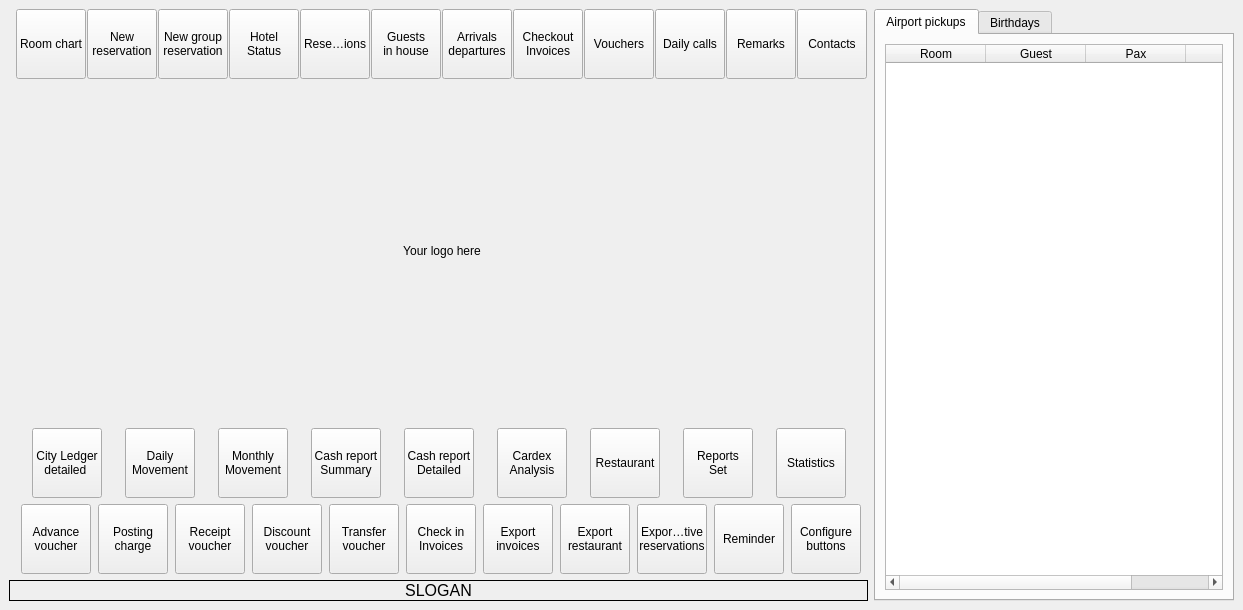
The window that Resort/wwelcome.ui (End1-1/Resort) describes before a commit, drawn with Qt 5.
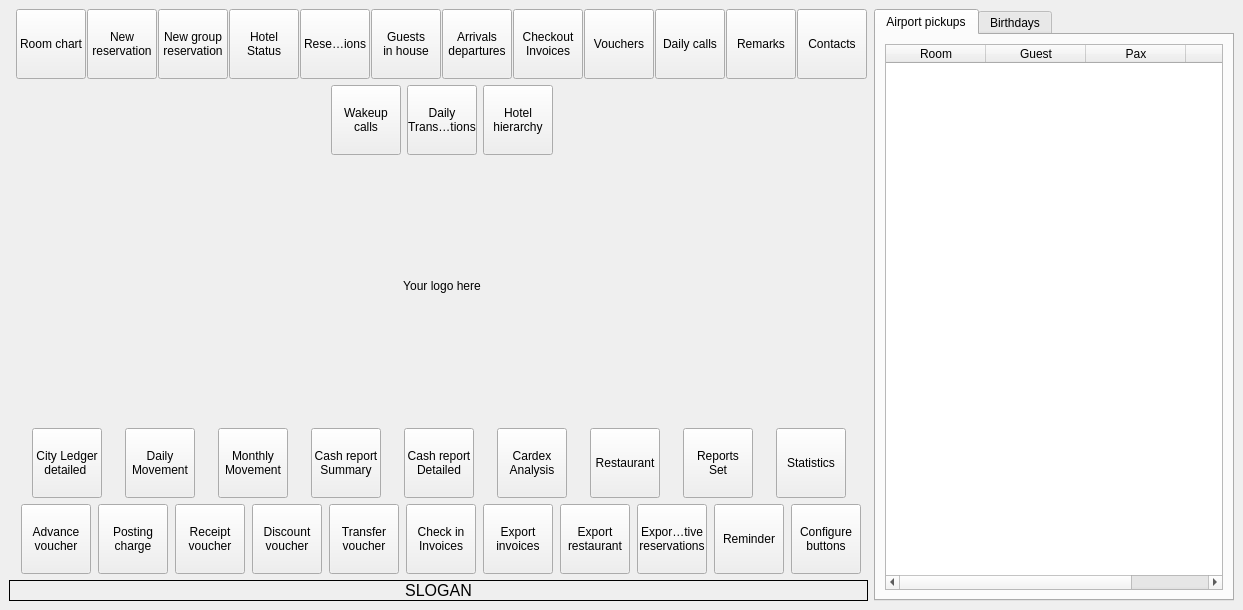
The same window after the commit. Icons and pictures are not drawn. Custom widgets are drawn as their Qt base class.

```diff
--- a/Resort/wwelcome.ui
+++ b/Resort/wwelcome.ui
@@ -1614,6 +1614,167 @@
         </layout>
        </widget>
       </item>
+      <item row="1" column="1">
+       <widget class="QWidget" name="w4" native="true">
+        <layout class="QHBoxLayout" name="horizontalLayout_8">
+         <property name="leftMargin">
+          <number>0</number>
+         </property>
+         <property name="topMargin">
+          <number>0</number>
+         </property>
+         <property name="rightMargin">
+          <number>0</number>
+         </property>
+         <property name="bottomMargin">
+          <number>0</number>
+         </property>
+         <item>
+          <spacer name="horizontalSpacer_10">
+           <property name="orientation">
+            <enum>Qt::Horizontal</enum>
+           </property>
+           <property name="sizeHint" stdset="0">
+            <size>
+             <width>40</width>
+             <height>20</height>
+            </size>
+           </property>
+          </spacer>
+         </item>
+         <item>
+          <widget class="EToolbarButton" name="btnWakupCalls">
+           <property name="minimumSize">
+            <size>
+             <width>70</width>
+             <height>70</height>
+            </size>
+           </property>
+           <property name="maximumSize">
+            <size>
+             <width>70</width>
+             <height>70</height>
+            </size>
+           </property>
+           <property name="text">
+            <string>Wakeup
+calls</string>
+           </property>
+           <property name="icon">
+            <iconset resource="res.qrc">
+             <normaloff>:/images/alarm.png</normaloff>:/images/alarm.png</iconset>
+           </property>
+           <property name="iconSize">
+            <size>
+             <width>32</width>
+             <height>32</height>
+            </size>
+           </property>
+           <property name="toolButtonStyle">
+            <enum>Qt::ToolButtonTextUnderIcon</enum>
+           </property>
+           <property name="arrowType">
+            <enum>Qt::NoArrow</enum>
+           </property>
+           <property name="Tag" stdset="0">
+            <string/>
+           </property>
+          </widget>
+         </item>
+         <item>
+          <widget class="EToolbarButton" name="btnDailyTransactions">
+           <property name="minimumSize">
+            <size>
+             <width>70</width>
+             <height>70</height>
+            </size>
+           </property>
+           <property name="maximumSize">
+            <size>
+             <width>70</width>
+             <height>70</height>
+            </size>
+           </property>
+           <property name="text">
+            <string>Daily
+Transactions</string>
+           </property>
+           <property name="icon">
+            <iconset resource="res.qrc">
+             <normaloff>:/images/category.png</normaloff>:/images/category.png</iconset>
+           </property>
+           <property name="iconSize">
+            <size>
+             <width>32</width>
+             <height>32</height>
+            </size>
+           </property>
+           <property name="toolButtonStyle">
+            <enum>Qt::ToolButtonTextUnderIcon</enum>
+           </property>
+           <property name="arrowType">
+            <enum>Qt::NoArrow</enum>
+           </property>
+           <property name="Tag" stdset="0">
+            <string/>
+           </property>
+          </widget>
+         </item>
+         <item>
+          <widget class="EToolbarButton" name="btnHotelHierarchy">
+           <property name="minimumSize">
+            <size>
+             <width>70</width>
+             <height>70</height>
+            </size>
+           </property>
+           <property name="maximumSize">
+            <size>
+             <width>70</width>
+             <height>70</height>
+            </size>
+           </property>
+           <property name="text">
+            <string>Hotel
+hierarchy</string>
+           </property>
+           <property name="icon">
+            <iconset resource="res.qrc">
+             <normaloff>:/images/hierarchy.png</normaloff>:/images/hierarchy.png</iconset>
+           </property>
+           <property name="iconSize">
+            <size>
+             <width>32</width>
+             <height>32</height>
+            </size>
+           </property>
+           <property name="toolButtonStyle">
+            <enum>Qt::ToolButtonTextUnderIcon</enum>
+           </property>
+           <property name="arrowType">
+            <enum>Qt::NoArrow</enum>
+           </property>
+           <property name="Tag" stdset="0">
+            <string/>
+           </property>
+          </widget>
+         </item>
+         <item>
+          <spacer name="horizontalSpacer_9">
+           <property name="orientation">
+            <enum>Qt::Horizontal</enum>
+           </property>
+           <property name="sizeHint" stdset="0">
+            <size>
+             <width>40</width>
+             <height>20</height>
+            </size>
+           </property>
+          </spacer>
+         </item>
+        </layout>
+       </widget>
+      </item>
      </layout>
     </widget>
    </item>
```
Left out of the diff: 390 changed lines with no effect on the pictures.
